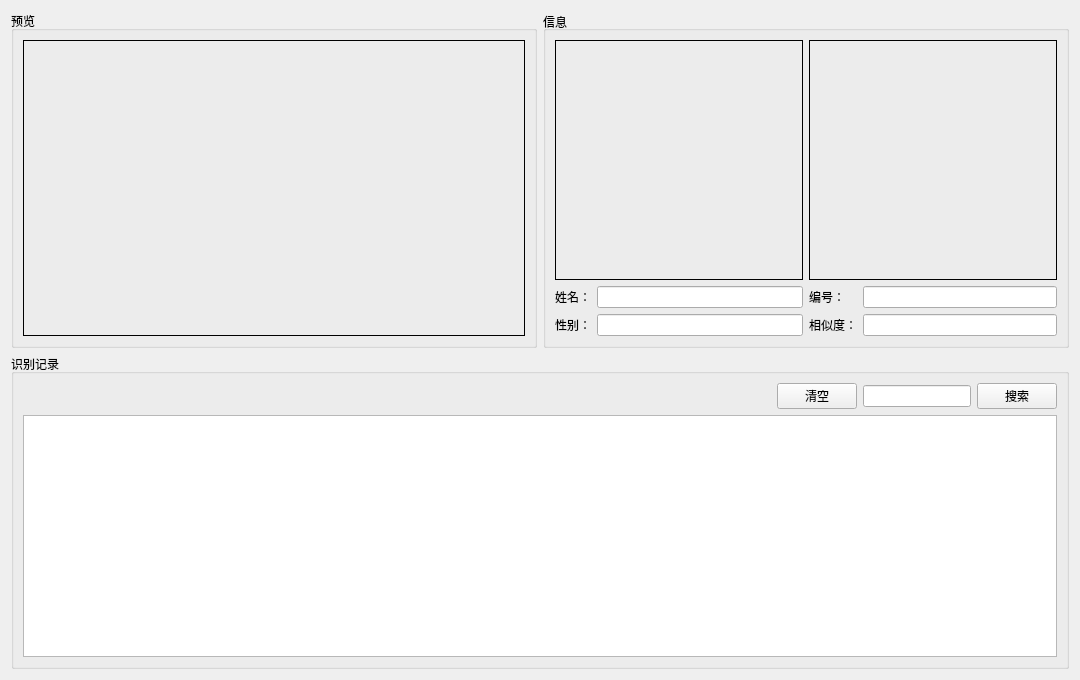
Qt form previewview.ui (NevilleNoah/HikvisionCamera2) before a commit.
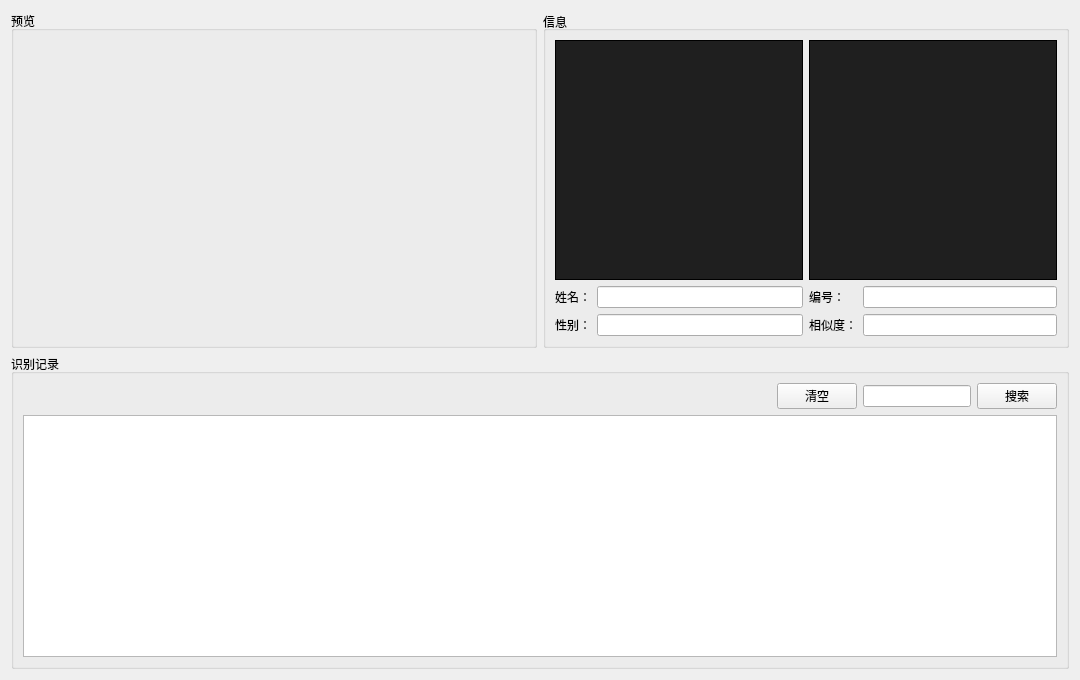
The same form after that commit.

Patch:
```diff
--- a/previewview.ui
+++ b/previewview.ui
@@ -49,7 +49,7 @@
            </size>
           </property>
           <property name="frameShape">
-           <enum>QFrame::Box</enum>
+           <enum>QFrame::NoFrame</enum>
           </property>
           <property name="text">
            <string/>
@@ -84,7 +84,7 @@
             <item>
              <widget class="QLabel" name="picCapture">
               <property name="sizePolicy">
-               <sizepolicy hsizetype="Minimum" vsizetype="Minimum">
+               <sizepolicy hsizetype="Minimum" vsizetype="MinimumExpanding">
                 <horstretch>0</horstretch>
                 <verstretch>0</verstretch>
                </sizepolicy>
@@ -95,6 +95,73 @@
                 <height>240</height>
                </size>
               </property>
+              <property name="palette">
+               <palette>
+                <active>
+                 <colorrole role="Base">
+                  <brush brushstyle="SolidPattern">
+                   <color alpha="255">
+                    <red>255</red>
+                    <green>255</green>
+                    <blue>255</blue>
+                   </color>
+                  </brush>
+                 </colorrole>
+                 <colorrole role="Window">
+                  <brush brushstyle="SolidPattern">
+                   <color alpha="255">
+                    <red>31</red>
+                    <green>31</green>
+                    <blue>31</blue>
+                   </color>
+                  </brush>
+                 </colorrole>
+                </active>
+                <inactive>
+                 <colorrole role="Base">
+                  <brush brushstyle="SolidPattern">
+                   <color alpha="255">
+                    <red>255</red>
+                    <green>255</green>
+                    <blue>255</blue>
+                   </color>
+                  </brush>
+                 </colorrole>
+                 <colorrole role="Window">
+                  <brush brushstyle="SolidPattern">
+                   <color alpha="255">
+                    <red>31</red>
+                    <green>31</green>
+                    <blue>31</blue>
+                   </color>
+                  </brush>
+                 </colorrole>
+                </inactive>
+                <disabled>
+                 <colorrole role="Base">
+                  <brush brushstyle="SolidPattern">
+                   <color alpha="255">
+                    <red>31</red>
+                    <green>31</green>
+                    <blue>31</blue>
+                   </color>
+                  </brush>
+                 </colorrole>
+                 <colorrole role="Window">
+                  <brush brushstyle="SolidPattern">
+                   <color alpha="255">
+                    <red>31</red>
+                    <green>31</green>
+                    <blue>31</blue>
+                   </color>
+                  </brush>
+                 </colorrole>
+                </disabled>
+               </palette>
+              </property>
+              <property name="autoFillBackground">
+               <bool>true</bool>
+              </property>
               <property name="frameShape">
                <enum>QFrame::Box</enum>
               </property>
@@ -109,7 +176,7 @@
             <item>
              <widget class="QLabel" name="picAvatar">
               <property name="sizePolicy">
-               <sizepolicy hsizetype="Minimum" vsizetype="Minimum">
+               <sizepolicy hsizetype="Minimum" vsizetype="MinimumExpanding">
                 <horstretch>0</horstretch>
                 <verstretch>0</verstretch>
                </sizepolicy>
@@ -120,6 +187,73 @@
                 <height>240</height>
                </size>
               </property>
+              <property name="palette">
+               <palette>
+                <active>
+                 <colorrole role="Base">
+                  <brush brushstyle="SolidPattern">
+                   <color alpha="255">
+                    <red>255</red>
+                    <green>255</green>
+                    <blue>255</blue>
+                   </color>
+                  </brush>
+                 </colorrole>
+                 <colorrole role="Window">
+                  <brush brushstyle="SolidPattern">
+                   <color alpha="255">
+                    <red>31</red>
+                    <green>31</green>
+                    <blue>31</blue>
+                   </color>
+                  </brush>
+                 </colorrole>
+                </active>
+                <inactive>
+                 <colorrole role="Base">
+                  <brush brushstyle="SolidPattern">
+                   <color alpha="255">
+                    <red>255</red>
+                    <green>255</green>
+                    <blue>255</blue>
+                   </color>
+                  </brush>
+                 </colorrole>
+                 <colorrole role="Window">
+                  <brush brushstyle="SolidPattern">
+                   <color alpha="255">
+                    <red>31</red>
+                    <green>31</green>
+                    <blue>31</blue>
+                   </color>
+                  </brush>
+                 </colorrole>
+                </inactive>
+                <disabled>
+                 <colorrole role="Base">
+                  <brush brushstyle="SolidPattern">
+                   <color alpha="255">
+                    <red>31</red>
+                    <green>31</green>
+                    <blue>31</blue>
+                   </color>
+                  </brush>
+                 </colorrole>
+                 <colorrole role="Window">
+                  <brush brushstyle="SolidPattern">
+                   <color alpha="255">
+                    <red>31</red>
+                    <green>31</green>
+                    <blue>31</blue>
+                   </color>
+                  </brush>
+                 </colorrole>
+                </disabled>
+               </palette>
+              </property>
+              <property name="autoFillBackground">
+               <bool>true</bool>
+              </property>
               <property name="frameShape">
                <enum>QFrame::Box</enum>
               </property>
```
